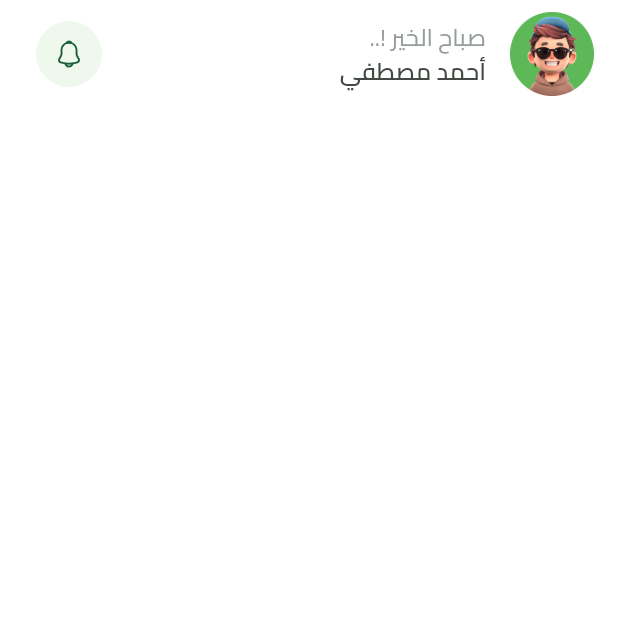
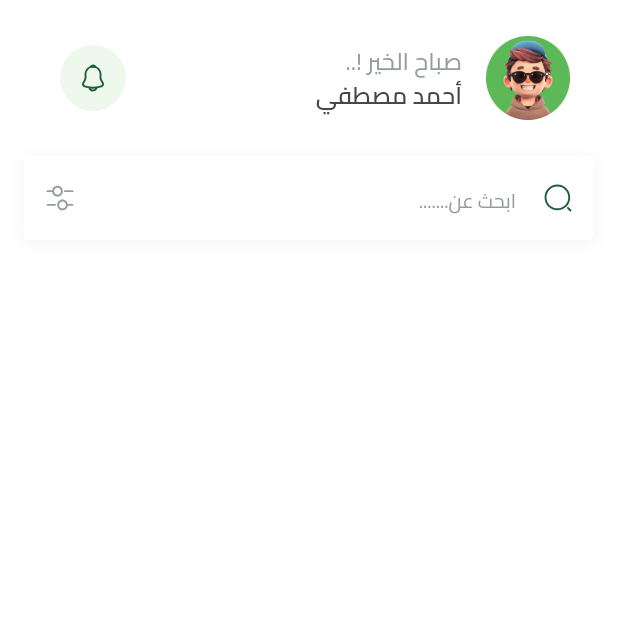
Before and after one commit to abo3amer69/Fruit_Hup, a Flutter app: the HomeView screen opened by its route, on a phone screen of 412 x 824 dp, the top half of it. Run offline on Flutter 3.47's test engine with Material 3 defaults, Android fonts, the phone set to English and light mode, and no system bars; our stand-ins replace bloc, cloud_firestore, dartz, dots_indicator, firebase_auth, firebase_core and 7 more; missing offline and left inert: flutter_facebook_auth; accounts and stored records are empty.

Commit message:
create custom search text field

```diff
--- a/lib/constants.dart
+++ b/lib/constants.dart
@@ -1,2 +1,3 @@
 const KHorizentalPadding = 16.0;
+const KTopPadding = 16.0;
 const KisOnBoardingViewSeen = 'isOnBoardingViewSeen';
--- /dev/null
+++ b/lib/core/widget/custom_search_text_field.dart
@@ -0,0 +1,59 @@
+import 'package:flutter/foundation.dart';
+import 'package:flutter/material.dart';
+import 'package:flutter_svg/svg.dart';
+import 'package:fruit_hup/core/utils/app_images.dart';
+import 'package:fruit_hup/core/utils/app_text_style.dart';
+
+class SearchTextField extends StatelessWidget {
+  const SearchTextField({super.key});
+
+  @override
+  Widget build(BuildContext context) {
+    return Container(
+      decoration: const BoxDecoration(boxShadow: [
+        BoxShadow(
+            color: Color(0x0A000000),
+            blurRadius: 9,
+            offset: Offset(0, 2),
+            spreadRadius: 0),
+      ]),
+      child: TextField(
+        keyboardType: TextInputType.text,
+        decoration: InputDecoration(
+          prefixIcon: SizedBox(
+            width: 20,
+            child: Center(
+              child: SvgPicture.asset(
+                Assets.imagesSearchIcon,
+              ),
+            ),
+          ),
+          suffixIcon: SizedBox(
+            width: 20,
+            child: Center(
+              child: SvgPicture.asset(
+                Assets.imagesFilter,
+              ),
+            ),
+          ),
+          hintStyle: TextStyles.regular13.copyWith(
+            color: const Color(0xff949D9E),
+          ),
+          hintText: 'ابحث عن.......',
+          filled: true,
+          fillColor: Colors.white,
+          border: buildBorde(),
+          enabledBorder: buildBorde(),
+          focusedBorder: buildBorde(),
+        ),
+      ),
+    );
+  }
+
+  OutlineInputBorder buildBorde() {
+    return OutlineInputBorder(
+      borderRadius: BorderRadius.circular(4),
+      borderSide: const BorderSide(width: 1, color: Colors.white),
+    );
+  }
+}
--- a/lib/features/home/presentation/views/widget/home_view_body.dart
+++ b/lib/features/home/presentation/views/widget/home_view_body.dart
@@ -1,5 +1,7 @@
 import 'package:flutter/foundation.dart';
 import 'package:flutter/material.dart';
+import 'package:fruit_hup/constants.dart';
+import 'package:fruit_hup/core/widget/custom_search_text_field.dart';
 import 'package:fruit_hup/features/home/presentation/views/widget/custom_home_abb_par.dart';
 
 class HomeViewBody extends StatelessWidget {
@@ -7,12 +9,28 @@ class HomeViewBody extends StatelessWidget {
 
   @override
   Widget build(BuildContext context) {
-    return const CustomScrollView(
-      slivers: [
-        SliverToBoxAdapter(
-          child: CustomHomeAppBar(),
-        )
-      ],
+    return const Padding(
+      padding: EdgeInsets.symmetric(
+        horizontal: 16,
+      ),
+      child: CustomScrollView(
+        slivers: [
+          SliverToBoxAdapter(
+            child: Column(
+              children: [
+                SizedBox(
+                  height: KTopPadding,
+                ),
+                CustomHomeAppBar(),
+                SizedBox(
+                  height: KTopPadding,
+                ),
+                SearchTextField(),
+              ],
+            ),
+          )
+        ],
+      ),
     );
   }
 }
```
